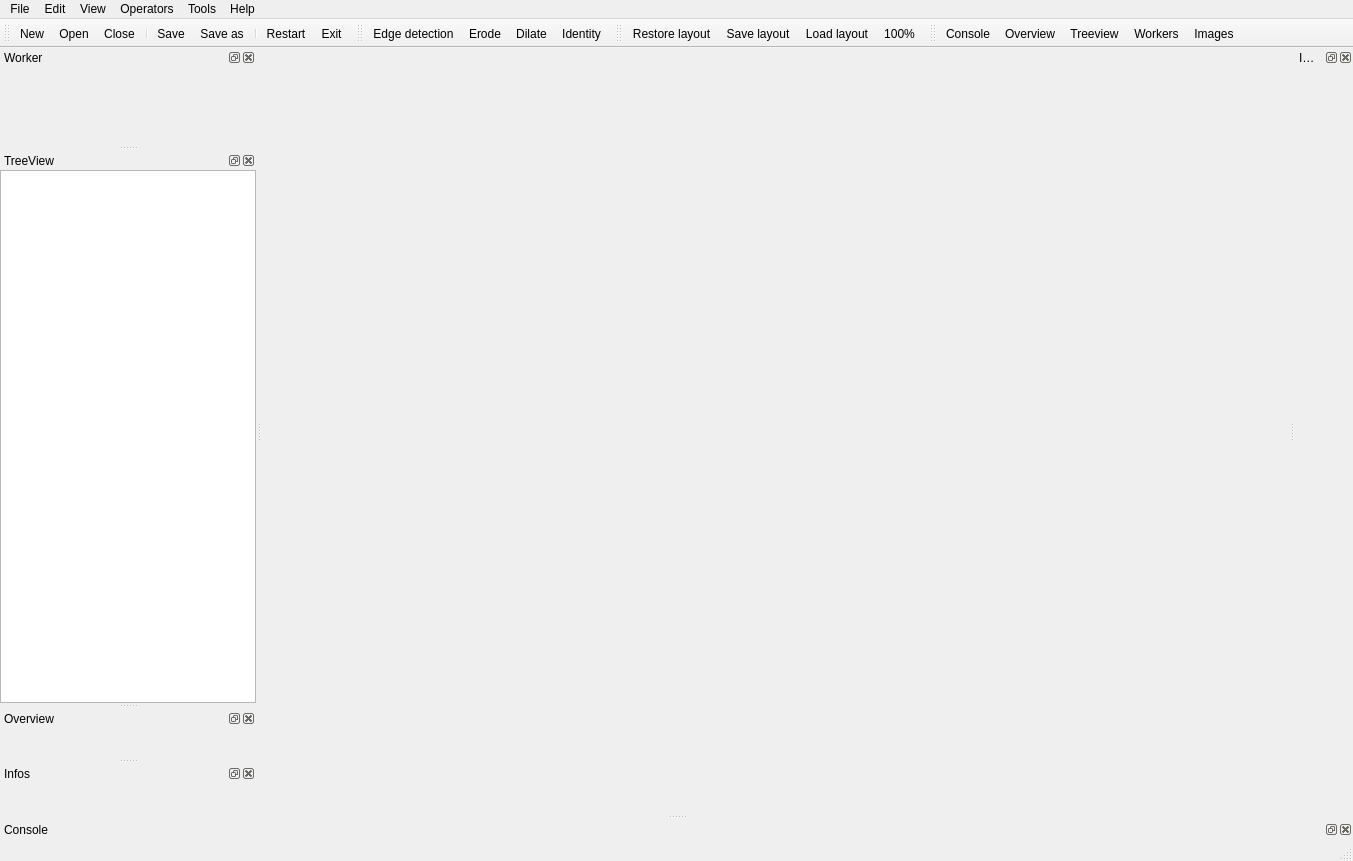
First picture: the form in resources/ui/main.ui, repository flegac/piaf-edit, before the edit.
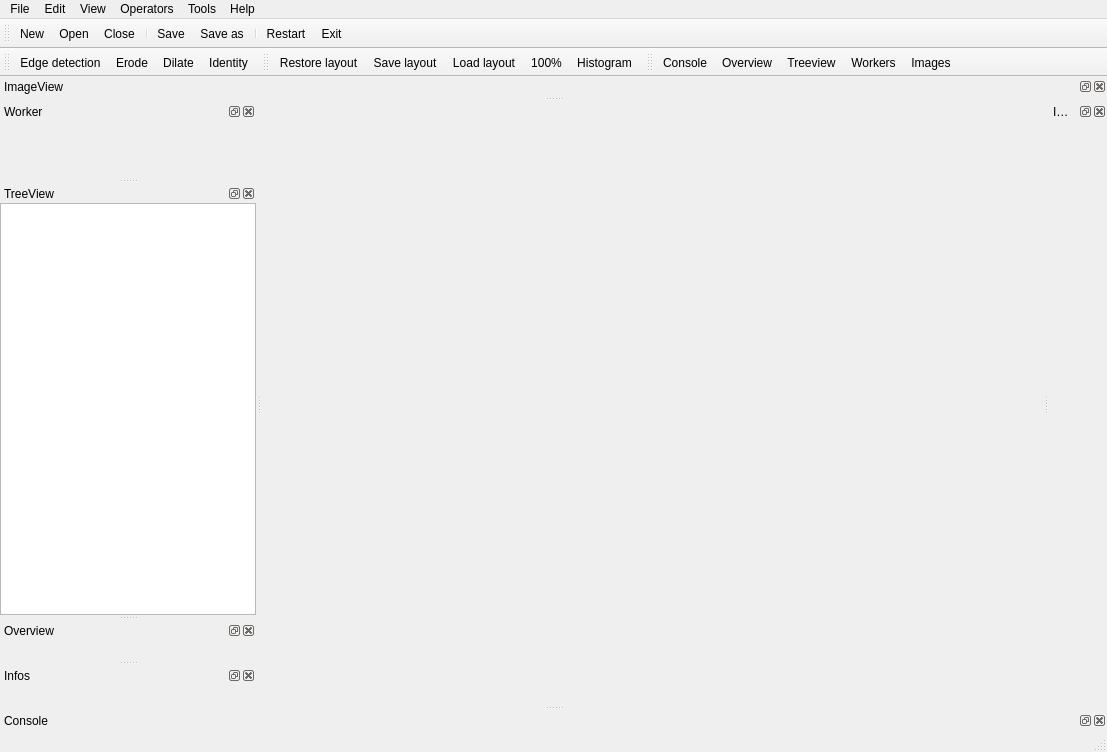
Second picture: the form after the edit. Custom widgets are drawn as their Qt base class.

Commit message: feat: nice layout

Patch:
```diff
--- a/resources/ui/main.ui
+++ b/resources/ui/main.ui
@@ -6,8 +6,8 @@
    <rect>
     <x>0</x>
     <y>0</y>
-    <width>1353</width>
-    <height>861</height>
+    <width>1107</width>
+    <height>752</height>
    </rect>
   </property>
   <property name="windowTitle">
@@ -18,7 +18,7 @@
     <bool>false</bool>
    </property>
    <property name="sizePolicy">
-    <sizepolicy hsizetype="Minimum" vsizetype="Minimum">
+    <sizepolicy hsizetype="Ignored" vsizetype="Ignored">
      <horstretch>0</horstretch>
      <verstretch>0</verstretch>
     </sizepolicy>
@@ -39,13 +39,6 @@
     <property name="bottomMargin">
      <number>0</number>
     </property>
-    <item>
-     <widget class="QFrame" name="image">
-      <property name="enabled">
-       <bool>false</bool>
-      </property>
-     </widget>
-    </item>
    </layout>
   </widget>
   <widget class="QMenuBar" name="menubar">
@@ -53,7 +46,7 @@
     <rect>
      <x>0</x>
      <y>0</y>
-     <width>1353</width>
+     <width>1107</width>
      <height>21</height>
     </rect>
    </property>
@@ -218,7 +211,7 @@
     <enum>TopToolBarArea</enum>
    </attribute>
    <attribute name="toolBarBreak">
-    <bool>false</bool>
+    <bool>true</bool>
    </attribute>
    <addaction name="actionEdge_detection"/>
    <addaction name="actionErode"/>
@@ -239,6 +232,7 @@
    <addaction name="actionSave_layout"/>
    <addaction name="actionLoad_layout"/>
    <addaction name="action100"/>
+   <addaction name="actionHistogram"/>
   </widget>
   <widget class="QToolBar" name="toolBar">
    <property name="windowTitle">
@@ -265,6 +259,31 @@
    </attribute>
    <widget class="InfoPanel" name="infos"/>
   </widget>
+  <widget class="DockWidget" name="imageDock">
+   <property name="sizePolicy">
+    <sizepolicy hsizetype="Expanding" vsizetype="Expanding">
+     <horstretch>0</horstretch>
+     <verstretch>0</verstretch>
+    </sizepolicy>
+   </property>
+   <property name="allowedAreas">
+    <set>Qt::AllDockWidgetAreas</set>
+   </property>
+   <property name="windowTitle">
+    <string>ImageView</string>
+   </property>
+   <attribute name="dockWidgetArea">
+    <number>4</number>
+   </attribute>
+   <widget class="QWidget" name="image">
+    <property name="sizePolicy">
+     <sizepolicy hsizetype="Expanding" vsizetype="Expanding">
+      <horstretch>0</horstretch>
+      <verstretch>0</verstretch>
+     </sizepolicy>
+    </property>
+   </widget>
+  </widget>
   <action name="actionOpen">
    <property name="text">
     <string>Open</string>
@@ -387,6 +406,11 @@
     <string>Images</string>
    </property>
   </action>
+  <action name="actionHistogram">
+   <property name="text">
+    <string>Histogram</string>
+   </property>
+  </action>
  </widget>
  <customwidgets>
   <customwidget>
@@ -413,6 +437,12 @@
    <header>piafedit.gui.image.info_panel</header>
    <container>1</container>
   </customwidget>
+  <customwidget>
+   <class>DockWidget</class>
+   <extends>QDockWidget</extends>
+   <header>qtwidgets.dock_widget</header>
+   <container>1</container>
+  </customwidget>
  </customwidgets>
  <resources/>
  <connections/>
```
Left out of the diff: 13 changed lines with no effect on the pictures. The commit also changes 7 other files.
